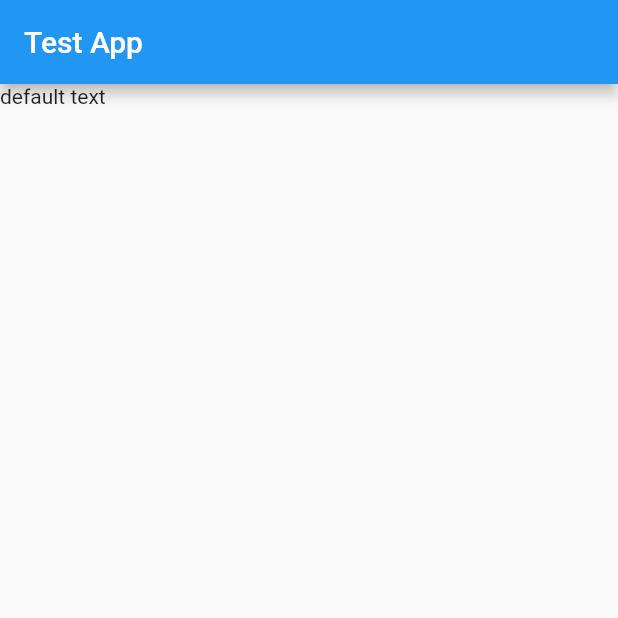
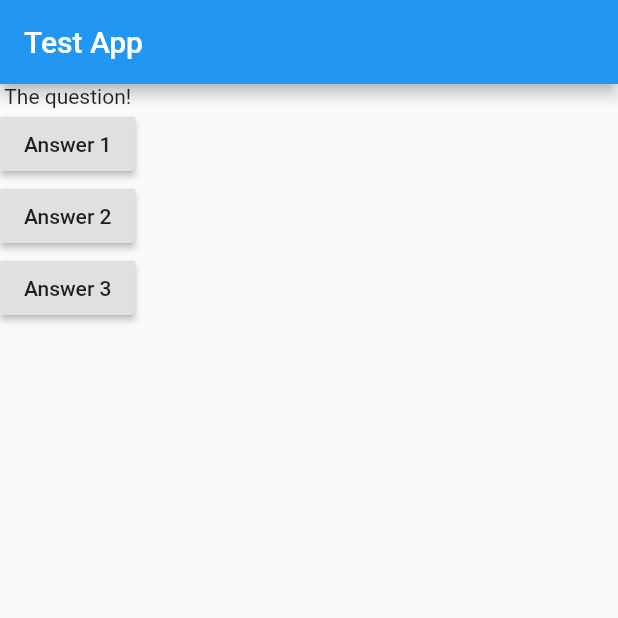
Before and after one commit to TysonBoren/flutter_test, a Flutter app: the screen it shows after launch, on a phone screen of 412 x 824 dp, the top half of it. Run offline on Flutter 3.47's test engine with Material 2 defaults, Android fonts, the phone set to English and light mode, and no system bars.

Commit message:
added buttons and connected them to a basic function

```diff
--- a/lib/main.dart
+++ b/lib/main.dart
@@ -10,16 +10,43 @@ import 'package:flutter/material.dart';
 void main() => runApp(MyApp());
 
 class MyApp extends StatelessWidget {
+  void answerQuestion() {
+    print('Answer chosen!');
+  }
+
   //override is a 'decorator'. when you override a statless widget, its best practise to use @override for clarity.
   @override
   Widget build(BuildContext context) {
+    var questions = [
+      'What\'s your favorite color?',
+      'What\'s your favorite animal?'
+    ];
     return MaterialApp(
       home: Scaffold(
         appBar: AppBar(
           title: Text('Test App'),
-        ), //AppBar
-        body: Text('default text'),
-      ), //Scaffold
-    ); //MaterialApp
+        ),
+        body: Column(
+          children: [
+            Text('The question!'),
+            RaisedButton(
+              child: Text('Answer 1'),
+              onPressed: answerQuestion,
+            ),
+            RaisedButton(
+              child: Text('Answer 2'),
+              onPressed: () => print('Answer 2 chosen!'),
+            ),
+            RaisedButton(
+              child: Text('Answer 3'),
+              onPressed: () {
+                //additional code this is for the example of making this an object to have a larger function body
+                print('Answer 3 chosen');
+              },
+            ),
+          ],
+        ),
+      ),
+    );
   }
 }
```
